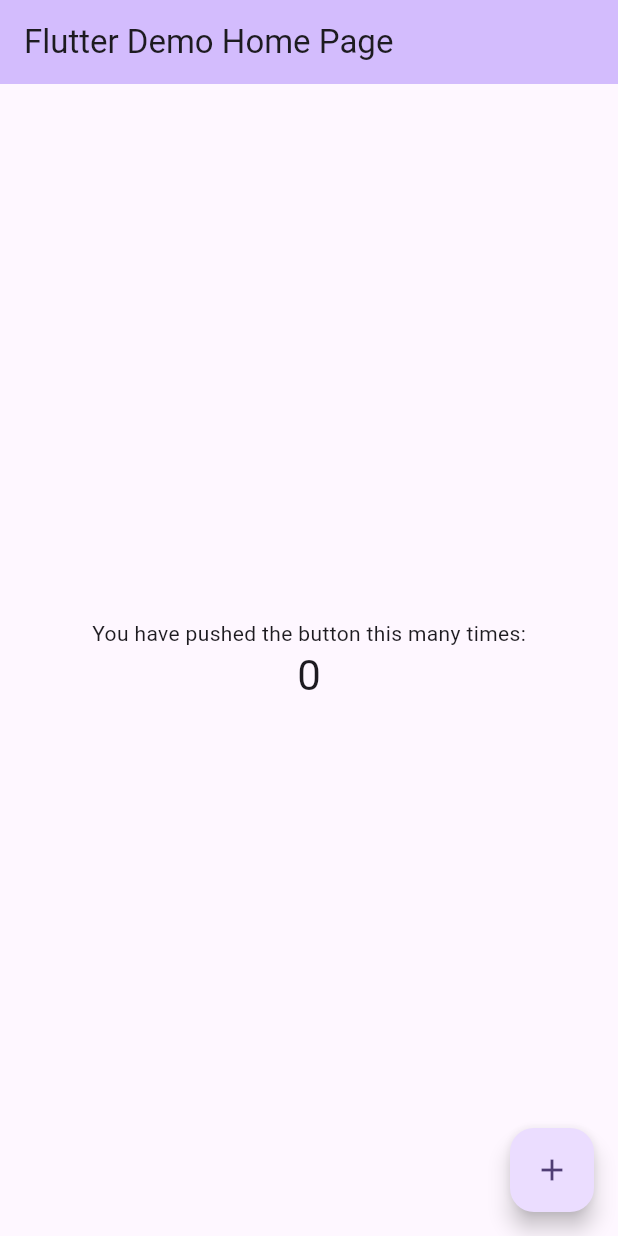
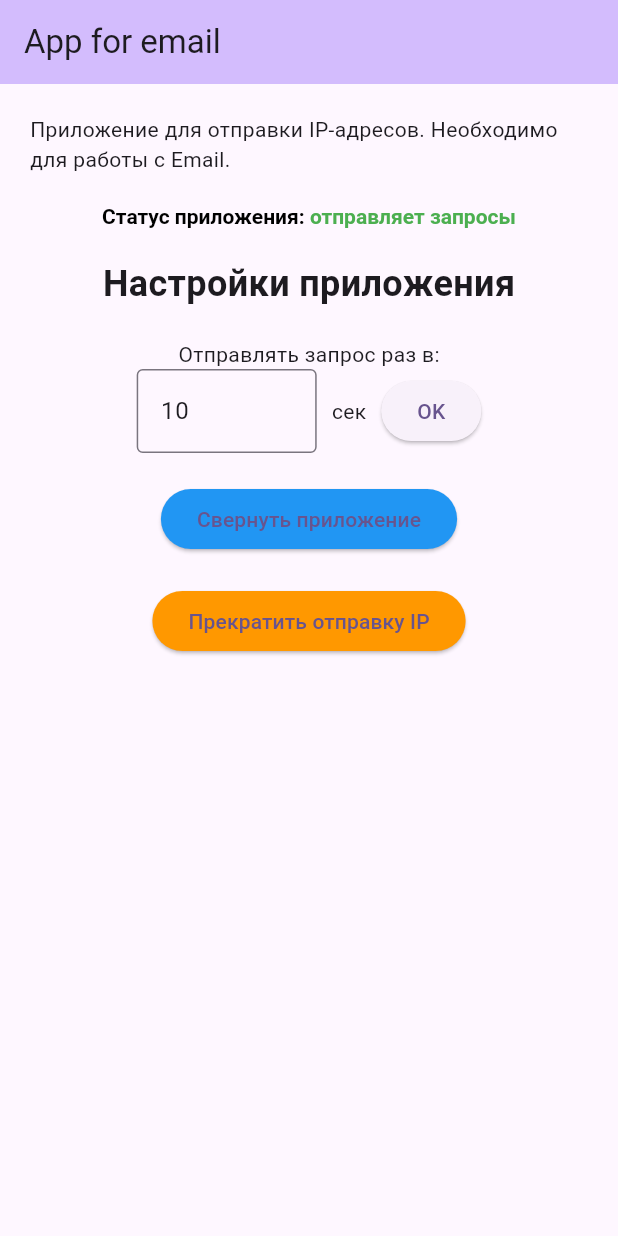
Before and after one commit to a-zhuravlev-npoa/send_ip_email, a Flutter app: the screen it shows after launch, on a phone screen of 412 x 824 dp. Run offline on Flutter 3.47's test engine with Material 3 defaults, Android fonts, the phone set to English and light mode, and no system bars; our stand-ins replace shared_preferences.

Commit message:
Создан интерфейс

```diff
--- a/lib/main.dart
+++ b/lib/main.dart
@@ -1,4 +1,7 @@
 import 'package:flutter/material.dart';
+import 'package:flutter/services.dart';
+import 'package:shared_preferences/shared_preferences.dart';
+import 'dart:io'; // Импортируем для доступа к системным функциям
 
 void main() {
   runApp(const MyApp());
@@ -7,119 +10,202 @@
 class MyApp extends StatelessWidget {
   const MyApp({super.key});
 
-  // This widget is the root of your application.
   @override
   Widget build(BuildContext context) {
     return MaterialApp(
-      title: 'Flutter Demo',
+      title: 'App send Email',
       theme: ThemeData(
-        // This is the theme of your application.
-        //
-        // TRY THIS: Try running your application with "flutter run". You'll see
-        // the application has a purple toolbar. Then, without quitting the app,
-        // try changing the seedColor in the colorScheme below to Colors.green
-        // and then invoke "hot reload" (save your changes or press the "hot
-        // reload" button in a Flutter-supported IDE, or press "r" if you used
-        // the command line to start the app).
-        //
-        // Notice that the counter didn't reset back to zero; the application
-        // state is not lost during the reload. To reset the state, use hot
-        // restart instead.
-        //
-        // This works for code too, not just values: Most code changes can be
-        // tested with just a hot reload.
         colorScheme: ColorScheme.fromSeed(seedColor: Colors.deepPurple),
         useMaterial3: true,
       ),
-      home: const MyHomePage(title: 'Flutter Demo Home Page'),
+      home: const MyHomePage(),
     );
   }
 }
 
 class MyHomePage extends StatefulWidget {
-  const MyHomePage({super.key, required this.title});
-
-  // This widget is the home page of your application. It is stateful, meaning
-  // that it has a State object (defined below) that contains fields that affect
-  // how it looks.
-
-  // This class is the configuration for the state. It holds the values (in this
-  // case the title) provided by the parent (in this case the App widget) and
-  // used by the build method of the State. Fields in a Widget subclass are
-  // always marked "final".
-
-  final String title;
+  const MyHomePage({super.key});
 
   @override
   State<MyHomePage> createState() => _MyHomePageState();
 }
 
 class _MyHomePageState extends State<MyHomePage> {
-  int _counter = 0;
+  final TextEditingController _controller = TextEditingController(text: '10'); // Значение по умолчанию 10
+  final int _minValue = 10; // Минимальное значение
+  int _requestInterval = 10; // Значение интервала по умолчанию
+  bool _appRun = true; // Переменная для хранения состояния приложения
 
-  void _incrementCounter() {
+  @override
+  void initState() {
+    super.initState();
+    _loadAppRunState(); // Загружаем состояние при инициализации
+  }
+
+  Future<void> _loadAppRunState() async {
+    SharedPreferences prefs = await SharedPreferences.getInstance();
     setState(() {
-      // This call to setState tells the Flutter framework that something has
-      // changed in this State, which causes it to rerun the build method below
-      // so that the display can reflect the updated values. If we changed
-      // _counter without calling setState(), then the build method would not be
-      // called again, and so nothing would appear to happen.
-      _counter++;
+      _requestInterval = prefs.getInt('request_interval') ?? 10; // Загружаем интервал отправки
+      _controller.text = _requestInterval.toString(); // Устанавливаем текст в TextField
+      _appRun = prefs.getBool('appRun') ?? true; // По умолчанию true, если значение не найдено
     });
+  }
+
+  Future<void> _saveSettings() async {
+    String inputValue = _controller.text; // Получаем значение из TextField
+    int? numberValue = int.tryParse(inputValue); // Пробуем преобразовать строку в число
+
+    // Проверка на корректность ввода
+    if (numberValue == null) {
+      ScaffoldMessenger.of(context).showSnackBar(
+        const SnackBar(content: Text('Пожалуйста, введите корректное целое число')),
+      );
+      return; // Выход из метода, если значение не число
+    }
+
+    if (numberValue < _minValue) {
+      ScaffoldMessenger.of(context).showSnackBar(
+        const SnackBar(content: Text('Пожалуйста, введите целое число не меньше 10')),
+      );
+      return; // Выход из метода, если значение меньше минимального
+    }
+
+    // Если все проверки пройдены, сохраняем значение
+    SharedPreferences prefs = await SharedPreferences.getInstance();
+    await prefs.setInt('request_interval', numberValue); // Сохраняем значение в SharedPreferences
+    setState(() {
+      _requestInterval = numberValue; // Обновляем переменную _requestInterval
+    });
+    print('Значение сохранено: $numberValue'); // Для отладки
+  }
+
+
+  void _minimizeApp() {
+    // Действие для закрытия или сворачивания приложения
+    if (Platform.isAndroid) {
+      SystemNavigator.pop();
+    } else {
+      ScaffoldMessenger.of(context).showSnackBar(
+        const SnackBar(content: Text('Свернуть приложение не поддерживается на этой платформе')),
+      );
+    }
+  }
+
+  void _sendStop() async {
+    setState(() {
+      _appRun = false; // Установка состояния
+    });
+    SharedPreferences prefs = await SharedPreferences.getInstance();
+    prefs.setBool('appRun', _appRun); // Сохраняем состояние в SharedPreferences
+  }
+
+  void _sendStart() async {
+    setState(() {
+      _appRun = true; // Установка состояния
+    });
+    SharedPreferences prefs = await SharedPreferences.getInstance();
+    prefs.setBool('appRun', _appRun); // Сохраняем состояние в SharedPreferences
   }
 
   @override
   Widget build(BuildContext context) {
-    // This method is rerun every time setState is called, for instance as done
-    // by the _incrementCounter method above.
-    //
-    // The Flutter framework has been optimized to make rerunning build methods
-    // fast, so that you can just rebuild anything that needs updating rather
-    // than having to individually change instances of widgets.
     return Scaffold(
       appBar: AppBar(
-        // TRY THIS: Try changing the color here to a specific color (to
-        // Colors.amber, perhaps?) and trigger a hot reload to see the AppBar
-        // change color while the other colors stay the same.
         backgroundColor: Theme.of(context).colorScheme.inversePrimary,
-        // Here we take the value from the MyHomePage object that was created by
-        // the App.build method, and use it to set our appbar title.
-        title: Text(widget.title),
+        title: const Text('App for email'), // Заголовок
       ),
-      body: Center(
-        // Center is a layout widget. It takes a single child and positions it
-        // in the middle of the parent.
+      body: Padding(
+        padding: const EdgeInsets.symmetric(horizontal: 20.0), // Отступы по бокам
         child: Column(
-          // Column is also a layout widget. It takes a list of children and
-          // arranges them vertically. By default, it sizes itself to fit its
-          // children horizontally, and tries to be as tall as its parent.
-          //
-          // Column has various properties to control how it sizes itself and
-          // how it positions its children. Here we use mainAxisAlignment to
-          // center the children vertically; the main axis here is the vertical
-          // axis because Columns are vertical (the cross axis would be
-          // horizontal).
-          //
-          // TRY THIS: Invoke "debug painting" (choose the "Toggle Debug Paint"
-          // action in the IDE, or press "p" in the console), to see the
-          // wireframe for each widget.
-          mainAxisAlignment: MainAxisAlignment.center,
+          mainAxisAlignment: MainAxisAlignment.start, // Начинаем размещение с верха
           children: <Widget>[
+            const SizedBox(height: 20), // Отступ сверху
             const Text(
-              'You have pushed the button this many times:',
+              'Приложение для отправки IP-адресов. Необходимо для работы с Email.',
+              style: TextStyle(fontSize: 14, fontWeight: FontWeight.normal),
             ),
-            Text(
-              '$_counter',
-              style: Theme.of(context).textTheme.headlineMedium,
+            const SizedBox(height: 20),
+            RichText(
+              text: TextSpan(
+                style: const TextStyle(fontSize: 14, fontWeight: FontWeight.bold, color: Colors.black), // Цвет текста по умолчанию
+                children: <TextSpan>[
+                  const TextSpan(text: 'Статус приложения: '),
+                  TextSpan(
+                    text: _appRun ? 'отправляет запросы' : 'не отправляет запросы',
+                    style: TextStyle(
+                      color: _appRun ? Colors.green : Colors.red, // Зеленый, если отправляет запросы, красный в противном случае
+                    ),
+                  ),
+                ],
+              ),
             ),
+            const SizedBox(height: 20), // Отступ между текстом и остальной частью
+            const Text(
+              'Настройки приложения', // Второй заголовок
+              style: TextStyle(fontSize: 24, fontWeight: FontWeight.bold),
+            ),
+            const SizedBox(height: 20), // Отступ между заголовками и остальной частью
+            const Text(
+              'Отправлять запрос раз в:',
+            ),
+            // Используем Row для размещения TextField и кнопки рядом
+            Row(
+              mainAxisAlignment: MainAxisAlignment.center,
+              children: <Widget>[
+                Container(
+                  width: 120, // Ширина текстового поля
+                  child: TextField(
+                    controller: _controller,
+                    keyboardType: TextInputType.number,
+                    decoration: const InputDecoration(
+                      border: OutlineInputBorder(),
+                      hintText: 'Целое число',
+                    ),
+                  ),
+                ),
+                const SizedBox(width: 10), // Отступ между полем и кнопкой
+                Row(
+                  children: [
+                    const Text('сек'), // Добавленный текст
+                    const SizedBox(width: 10), // Отступ между текстом и кнопкой
+                    ElevatedButton(
+                      onPressed: _saveSettings,
+                      child: const Text('OK'),
+                    ),
+                  ],
+                ),
+              ],
+            ),
+            const SizedBox(height: 20),
+            ElevatedButton(
+              onPressed: _minimizeApp, // Свернуть приложение
+              style: ElevatedButton.styleFrom(
+                backgroundColor: Colors.blue, // Цвет кнопки
+              ),
+              child: const Text('Свернуть приложение'),
+            ),
+            const SizedBox(height: 20), // Увеличиваем отступ между кнопками
+            if (_appRun) ...[
+              ElevatedButton(
+                onPressed: _sendStop, // Прекратить отправку IP
+                style: ElevatedButton.styleFrom(
+                  backgroundColor: Colors.orange, // Цвет кнопки
+                ),
+                child: const Text('Прекратить отправку IP'),
+              ),
+            ],
+            if (!_appRun) ...[
+              ElevatedButton(
+                onPressed: _sendStart, // Возобновить отправку IP
+                style: ElevatedButton.styleFrom(
+                  backgroundColor: Colors.green, // Цвет кнопки
+                ),
+                child: const Text('Возобновить отправку IP'),
+              ),
+            ],
           ],
         ),
       ),
-      floatingActionButton: FloatingActionButton(
-        onPressed: _incrementCounter,
-        tooltip: 'Increment',
-        child: const Icon(Icons.add),
-      ), // This trailing comma makes auto-formatting nicer for build methods.
     );
   }
 }
```
Also changed, not shown: pubspec.yaml (+1 -66 lines), pubspec.lock, 1 other file.
